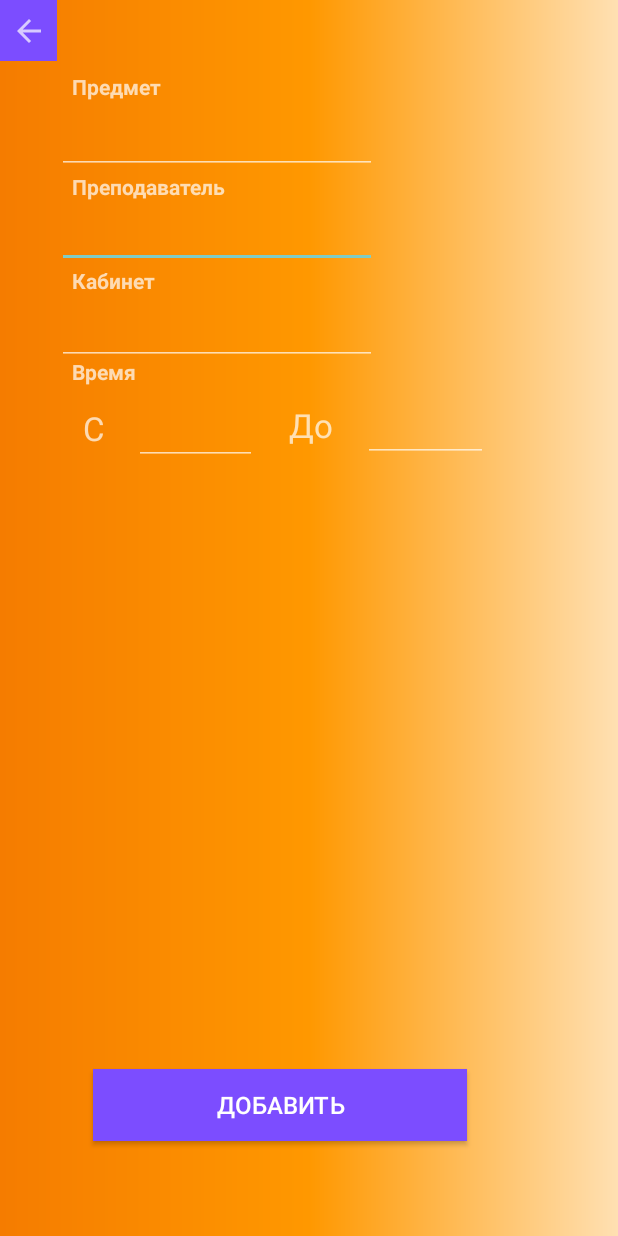
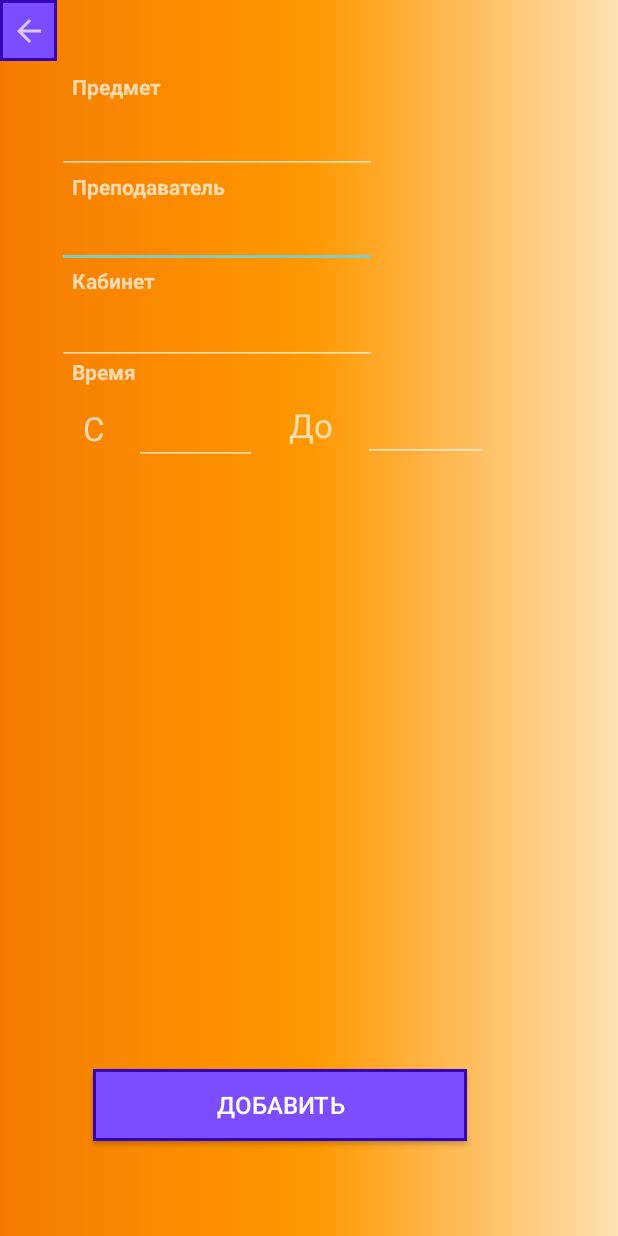
Before and after one commit to sojerton/AndroidApp, an Android app: the AddLessonActivity screen opened directly, with no data from a screen before it, on a phone screen of 412 x 824 dp. Run offline under Robolectric (Android 15) with nearby library versions, the phone set to English and light mode, and no system bars; plain views replace MaskEditText.

Commit message:
update icons

```diff
--- a/app/src/main/java/com/example/sojertondigma/firstapplication/AddLessonActivity.java
+++ b/app/src/main/java/com/example/sojertondigma/firstapplication/AddLessonActivity.java
@@ -3,14 +3,11 @@ package com.example.sojertondigma.firstapplication;
 import android.content.Intent;
 import android.support.v7.app.AppCompatActivity;
 import android.os.Bundle;
-import android.text.Editable;
 import android.util.Log;
 import android.view.MenuItem;
 import android.view.View;
-import android.widget.EditText;
 import android.widget.ImageButton;
 
-import com.santalu.maskedittext.MaskEditText;
 
 public class AddLessonActivity extends AppCompatActivity {
 
@@ -30,7 +27,6 @@ public class AddLessonActivity extends AppCompatActivity {
                 onBackPressed();
             }
         });
-
 
         Log.d(TAG, "AddLessonActivity onCreate");
     }
--- a/app/src/main/java/com/example/sojertondigma/firstapplication/MainActivity.java
+++ b/app/src/main/java/com/example/sojertondigma/firstapplication/MainActivity.java
@@ -1,7 +1,6 @@
 package com.example.sojertondigma.firstapplication;
 
 import android.content.Intent;
-import android.graphics.drawable.ColorDrawable;
 import android.nfc.Tag;
 import android.support.design.widget.NavigationView;
 import android.support.v4.view.GravityCompat;
@@ -14,8 +13,6 @@ import android.view.Menu;
 import android.view.MenuItem;
 import android.view.View;
 import android.widget.Button;
-import android.widget.CheckBox;
-import android.widget.TextView;
 import android.support.v7.widget.Toolbar;
 
 
--- /dev/null
+++ b/app/src/main/res/drawable/button_added.xml
@@ -0,0 +1,17 @@
+<?xml version="1.0" encoding="utf-8"?>
+<selector xmlns:android="http://schemas.android.com/apk/res/android">
+    <item android:state_pressed="false">
+        <shape android:shape="rectangle">
+            <solid android:color="@color/accent"/>
+            <stroke android:width="2dp"
+                android:color="@color/accent_dark"/>
+        </shape>
+    </item>
+    <item android:state_pressed="true">
+        <shape android:shape="rectangle">
+            <solid android:color="@color/accent_dark"/>
+            <stroke android:width="2dp"
+                android:color="@color/primary_text"/>
+        </shape>
+    </item>
+</selector>
--- a/app/src/main/res/layout/activity_add_lesson.xml
+++ b/app/src/main/res/layout/activity_add_lesson.xml
@@ -15,7 +15,7 @@
         android:layout_alignParentStart="true"
         android:layout_alignParentTop="true"
         android:layout_marginBottom="230dp"
-        android:background="@color/accent"
+        android:background="@drawable/button_added"
         android:contentDescription="back"
         android:longClickable="true"
         app:layout_constraintBottom_toTopOf="@+id/textView5"
@@ -33,8 +33,7 @@
         android:layout_marginBottom="63dp"
         android:layout_marginEnd="14dp"
         android:layout_marginStart="14dp"
-        android:background="@color/accent"
-        android:longClickable="true"
+        android:background="@drawable/button_added"
         android:text="Добавить"
         android:textSize="16sp"
         app:layout_constraintBottom_toBottomOf="parent"
--- a/app/src/main/res/values/colors.xml
+++ b/app/src/main/res/values/colors.xml
@@ -10,6 +10,7 @@
     <color name="primary_dark">#F57C00</color>
     <color name="primary_light">#FFE0B2</color>
     <color name="accent">#7c4dff</color>
+    <color name="accent_dark">#3405B7</color>
     <color name="primary_text">#212121</color>
     <color name="secondary_text">#757575</color>
     <color name="icons">#212121</color>
```
